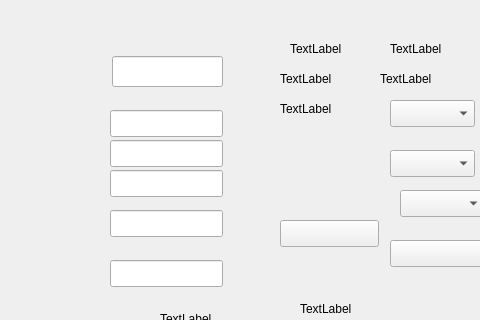
Qt form k1160pro/qautotest.ui (photonlili/K1160) before a commit; both pictures show x 0 to 480 and y 0 to 320 of the 916 by 667 pixel window.
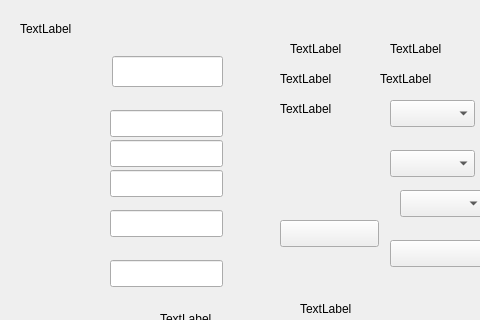
The same form after that commit.

The edit to the form file:
```diff
--- a/k1160pro/qautotest.ui
+++ b/k1160pro/qautotest.ui
@@ -662,6 +662,19 @@
     <string>TextLabel</string>
    </property>
   </widget>
+  <widget class="QLabel" name="lb_autotest_ml4">
+   <property name="geometry">
+    <rect>
+     <x>20</x>
+     <y>20</y>
+     <width>67</width>
+     <height>17</height>
+    </rect>
+   </property>
+   <property name="text">
+    <string>TextLabel</string>
+   </property>
+  </widget>
  </widget>
  <resources/>
  <connections/>
```
